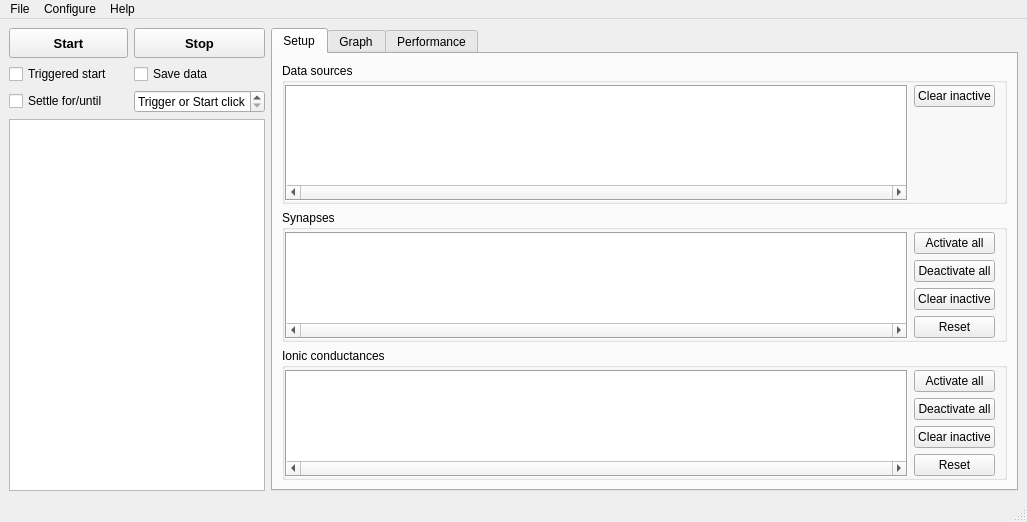
First picture: the form in src/gui/MainWin.ui, repository CompEphys-team/stdpc, before the edit.
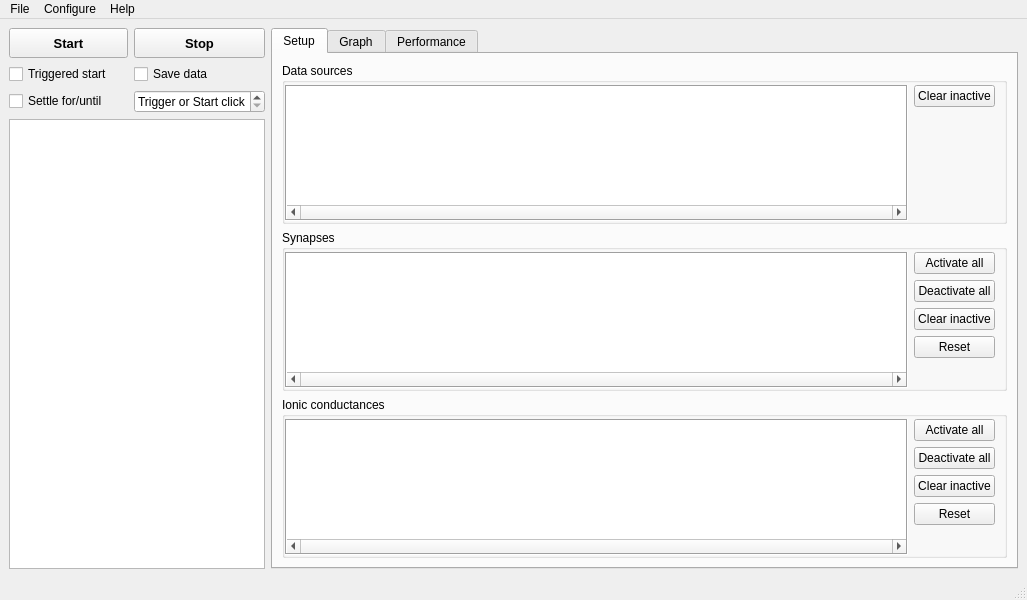
Second picture: the form after the edit. Custom widgets are drawn as their Qt base class.

Commit message: Settling, part 8: Conductance interface

What changed in the file:
```diff
--- a/src/gui/MainWin.ui
+++ b/src/gui/MainWin.ui
@@ -7,7 +7,7 @@
     <x>0</x>
     <y>0</y>
     <width>1027</width>
-    <height>521</height>
+    <height>600</height>
    </rect>
   </property>
   <property name="windowTitle">
@@ -67,13 +67,13 @@
               <bool>false</bool>
              </attribute>
              <attribute name="horizontalHeaderDefaultSectionSize">
-              <number>113</number>
+              <number>123</number>
              </attribute>
              <attribute name="verticalHeaderVisible">
               <bool>false</bool>
              </attribute>
              <attribute name="verticalHeaderDefaultSectionSize">
-              <number>101</number>
+              <number>124</number>
              </attribute>
              <attribute name="verticalHeaderStretchLastSection">
               <bool>true</bool>
@@ -207,13 +207,13 @@
               <bool>false</bool>
              </attribute>
              <attribute name="horizontalHeaderDefaultSectionSize">
-              <number>113</number>
+              <number>123</number>
              </attribute>
              <attribute name="verticalHeaderVisible">
               <bool>false</bool>
              </attribute>
              <attribute name="verticalHeaderDefaultSectionSize">
-              <number>101</number>
+              <number>124</number>
              </attribute>
              <attribute name="verticalHeaderStretchLastSection">
               <bool>true</bool>
```
The commit also changes 4 other files.
